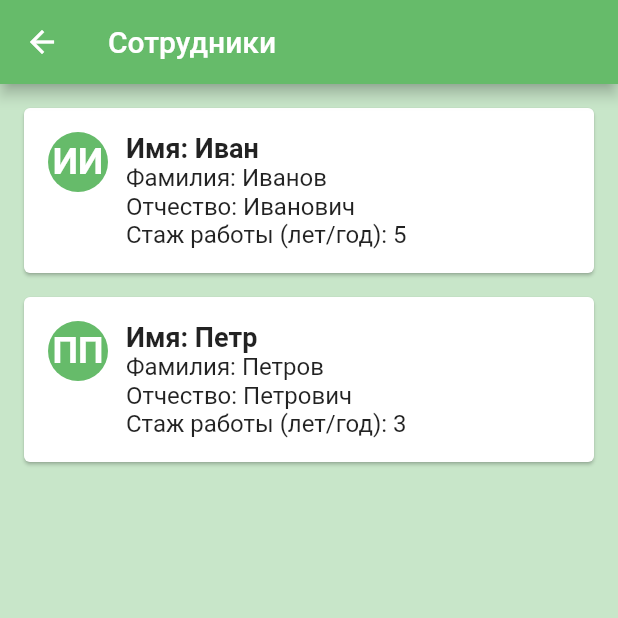
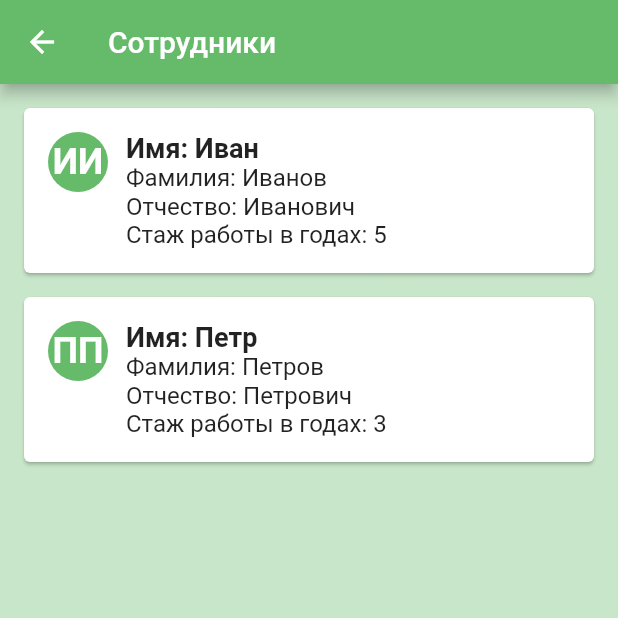
Before and after one commit to Tirrri/repair_requests, a Flutter app: the EmployeesPage screen opened directly, on a phone screen of 412 x 824 dp, the top half of it. Run offline on Flutter 3.47's test engine with Material 2 defaults, Android fonts, the light colour scheme and no system bars; our stand-ins replace shared_preferences; accounts and stored records are empty.

Commit message:
Изменения

```diff
--- a/lib/ClientScreen.dart
+++ b/lib/ClientScreen.dart
@@ -321,7 +321,7 @@ class EmployeeCard extends StatelessWidget {
                   Text('Отчество: $patronymic',
                     style: TextStyle(fontSize: 16.0),
                   ),
-                  Text('Стаж работы (лет/год): $experience',
+                  Text('Стаж работы в годах: $experience',
                     style: TextStyle(fontSize: 16.0),
                   ),
                 ],
```
